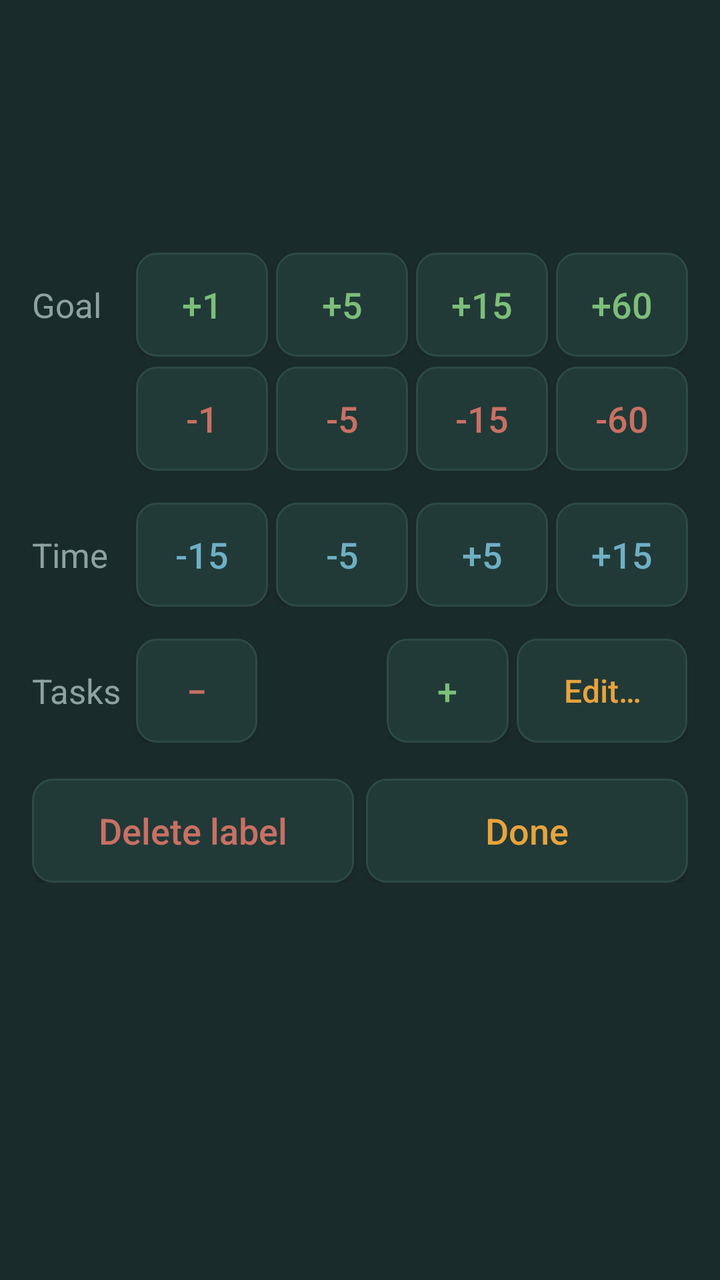
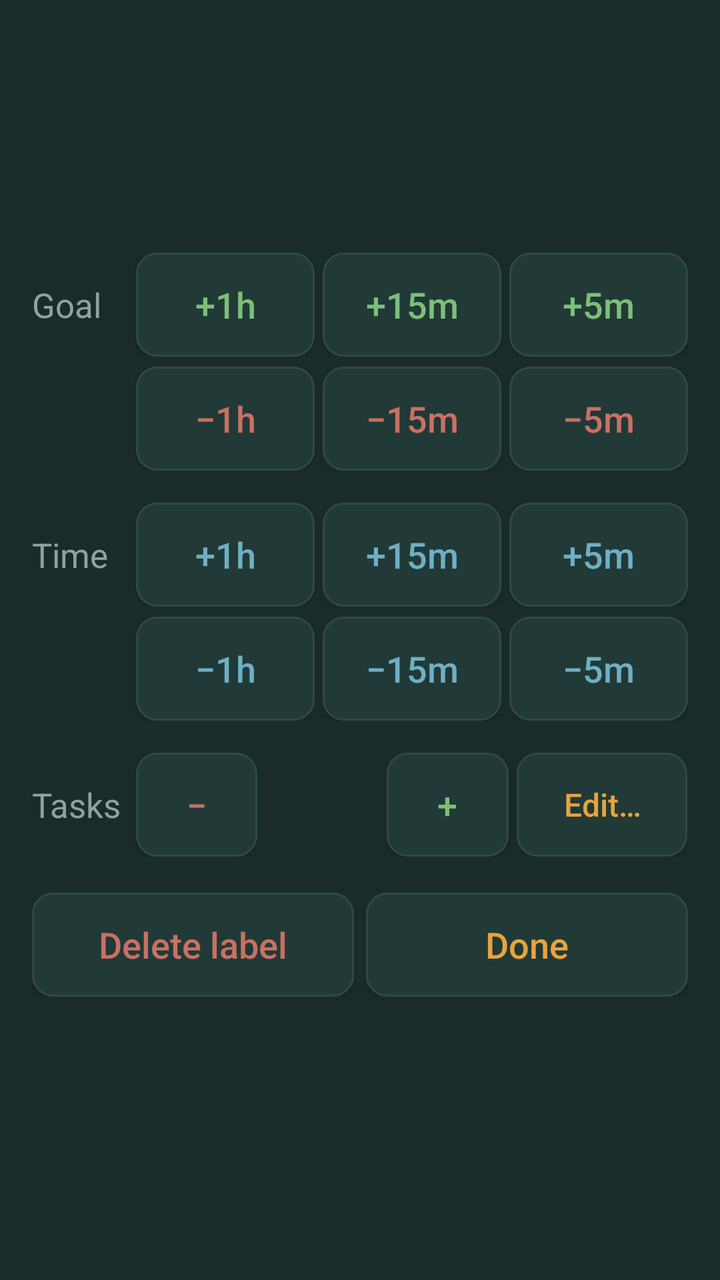

Two renders of the same Android screen: before a commit and after it. Below are the layout's source before the change and the commit's diff.
<!-- AndroidManifest.xml: application theme Theme.FocusLedger -->
<!-- res/layout/dialog_label_edit.xml -->
<?xml version="1.0" encoding="utf-8"?>
<LinearLayout xmlns:android="http://schemas.android.com/apk/res/android"
    android:layout_width="match_parent"
    android:layout_height="wrap_content"
    android:orientation="vertical"
    android:background="#1A2C2A"
    android:padding="16dp">

    <TextView
        android:id="@+id/editHeading"
        android:layout_width="match_parent"
        android:layout_height="wrap_content"
        android:textColor="#8FA39E"
        android:textSize="14sp"
        android:layout_marginBottom="8dp" />

    
    <LinearLayout
        android:layout_width="match_parent"
        android:layout_height="wrap_content"
        android:orientation="horizontal"
        android:gravity="center_vertical"
        android:padding="12dp"
        android:background="@drawable/bg_row_track">

        <TextView
            android:id="@+id/editName"
            android:layout_width="0dp"
            android:layout_weight="1"
            android:layout_height="wrap_content"
            android:textColor="#E8A33D"
            android:textSize="18sp"
            android:textStyle="bold"
            android:maxLines="2"
            android:ellipsize="end"
            android:layout_marginEnd="10dp" />

        <LinearLayout
            android:layout_width="wrap_content"
            android:layout_height="wrap_content"
            android:orientation="vertical">

            <TextView
                android:id="@+id/editGoal"
                android:layout_width="wrap_content"
                android:layout_height="wrap_content"
                android:textColor="#E8A33D"
                android:fontFamily="monospace"
                android:textSize="16sp" />

            <TextView
                android:id="@+id/editToday"
                android:layout_width="wrap_content"
                android:layout_height="wrap_content"
                android:layout_marginTop="2dp"
                android:textColor="#A9BDB8"
                android:fontFamily="monospace"
                android:textSize="16sp" />
        </LinearLayout>
    </LinearLayout>

    
    <LinearLayout
        android:layout_width="match_parent" android:layout_height="wrap_content"
        android:orientation="horizontal" android:gravity="center_vertical"
        android:layout_marginTop="14dp">
        <TextView
            android:layout_width="52dp" android:layout_height="wrap_content"
            android:text="Goal" android:textColor="#8FA39E" android:textSize="17sp" />
        <Button android:id="@+id/eG1" android:layout_width="0dp" android:layout_weight="1"
            android:layout_height="52dp" android:layout_marginEnd="4dp" android:text="+1"
            android:textAllCaps="false" android:textColor="#7DBE7A" android:textSize="18sp"
            android:padding="0dp" android:background="@drawable/bg_button_small" />
        <Button android:id="@+id/eG5" android:layout_width="0dp" android:layout_weight="1"
            android:layout_height="52dp" android:layout_marginEnd="4dp" android:text="+5"
            android:textAllCaps="false" android:textColor="#7DBE7A" android:textSize="18sp"
            android:padding="0dp" android:background="@drawable/bg_button_small" />
        <Button android:id="@+id/eG15" android:layout_width="0dp" android:layout_weight="1"
            android:layout_height="52dp" android:layout_marginEnd="4dp" android:text="+15"
            android:textAllCaps="false" android:textColor="#7DBE7A" android:textSize="18sp"
            android:padding="0dp" android:background="@drawable/bg_button_small" />
        <Button android:id="@+id/eG60" android:layout_width="0dp" android:layout_weight="1"
            android:layout_height="52dp" android:text="+60"
            android:textAllCaps="false" android:textColor="#7DBE7A" android:textSize="18sp"
            android:padding="0dp" android:background="@drawable/bg_button_small" />
    </LinearLayout>

    <LinearLayout
        android:layout_width="match_parent" android:layout_height="wrap_content"
        android:orientation="horizontal" android:gravity="center_vertical"
        android:layout_marginTop="5dp">
        <TextView
            android:layout_width="52dp" android:layout_height="wrap_content"
            android:text="" android:textSize="17sp" />
        <Button android:id="@+id/eGm1" android:layout_width="0dp" android:layout_weight="1"
            android:layout_height="52dp" android:layout_marginEnd="4dp" android:text="-1"
            android:textAllCaps="false" android:textColor="#C97064" android:textSize="18sp"
            android:padding="0dp" android:background="@drawable/bg_button_small" />
        <Button android:id="@+id/eGm5" android:layout_width="0dp" android:layout_weight="1"
            android:layout_height="52dp" android:layout_marginEnd="4dp" android:text="-5"
            android:textAllCaps="false" android:textColor="#C97064" android:textSize="18sp"
            android:padding="0dp" android:background="@drawable/bg_button_small" />
        <Button android:id="@+id/eGm15" android:layout_width="0dp" android:layout_weight="1"
            android:layout_height="52dp" android:layout_marginEnd="4dp" android:text="-15"
            android:textAllCaps="false" android:textColor="#C97064" android:textSize="18sp"
            android:padding="0dp" android:background="@drawable/bg_button_small" />
        <Button android:id="@+id/eGm60" android:layout_width="0dp" android:layout_weight="1"
            android:layout_height="52dp" android:text="-60"
            android:textAllCaps="false" android:textColor="#C97064" android:textSize="18sp"
            android:padding="0dp" android:background="@drawable/bg_button_small" />
    </LinearLayout>

    
    <LinearLayout
        android:layout_width="match_parent" android:layout_height="wrap_content"
        android:orientation="horizontal" android:gravity="center_vertical"
        android:layout_marginTop="16dp">
        <TextView
            android:layout_width="52dp" android:layout_height="wrap_content"
            android:text="Time" android:textColor="#8FA39E" android:textSize="17sp" />
        <Button android:id="@+id/eTm15" android:layout_width="0dp" android:layout_weight="1"
            android:layout_height="52dp" android:layout_marginEnd="4dp" android:text="-15"
            android:textAllCaps="false" android:textColor="#6FAFC4" android:textSize="18sp"
            android:padding="0dp" android:background="@drawable/bg_button_small" />
        <Button android:id="@+id/eTm5" android:layout_width="0dp" android:layout_weight="1"
            android:layout_height="52dp" android:layout_marginEnd="4dp" android:text="-5"
            android:textAllCaps="false" android:textColor="#6FAFC4" android:textSize="18sp"
            android:padding="0dp" android:background="@drawable/bg_button_small" />
        <Button android:id="@+id/eT5" android:layout_width="0dp" android:layout_weight="1"
            android:layout_height="52dp" android:layout_marginEnd="4dp" android:text="+5"
            android:textAllCaps="false" android:textColor="#6FAFC4" android:textSize="18sp"
            android:padding="0dp" android:background="@drawable/bg_button_small" />
        <Button android:id="@+id/eT15" android:layout_width="0dp" android:layout_weight="1"
            android:layout_height="52dp" android:text="+15"
            android:textAllCaps="false" android:textColor="#6FAFC4" android:textSize="18sp"
            android:padding="0dp" android:background="@drawable/bg_button_small" />
    </LinearLayout>

    
    <LinearLayout
        android:layout_width="match_parent" android:layout_height="wrap_content"
        android:orientation="horizontal" android:gravity="center_vertical"
        android:layout_marginTop="16dp">
        <TextView
            android:layout_width="52dp" android:layout_height="wrap_content"
            android:text="Tasks" android:textColor="#8FA39E" android:textSize="17sp" />
        <Button android:id="@+id/eTaskMinus" android:layout_width="0dp"
            android:layout_weight="1" android:layout_height="52dp"
            android:layout_marginEnd="4dp" android:text="\u2212"
            android:textAllCaps="false" android:textColor="#C97064" android:textSize="18sp"
            android:padding="0dp" android:background="@drawable/bg_button_small" />
        <TextView
            android:id="@+id/eTaskCount"
            android:layout_width="0dp" android:layout_weight="1"
            android:layout_height="wrap_content"
            android:gravity="center"
            android:textColor="#F1EDE3" android:fontFamily="monospace"
            android:textSize="20sp" />
        <Button android:id="@+id/eTaskPlus" android:layout_width="0dp"
            android:layout_weight="1" android:layout_height="52dp"
            android:layout_marginEnd="4dp" android:text="+"
            android:textAllCaps="false" android:textColor="#7DBE7A" android:textSize="18sp"
            android:padding="0dp" android:background="@drawable/bg_button_small" />
        <Button android:id="@+id/eTaskEdit" android:layout_width="0dp"
            android:layout_weight="1.4" android:layout_height="52dp"
            android:text="Edit\u2026"
            android:textAllCaps="false" android:textColor="#E8A33D" android:textSize="16sp"
            android:padding="0dp" android:background="@drawable/bg_button_small" />
    </LinearLayout>

    
    <LinearLayout
        android:layout_width="match_parent" android:layout_height="wrap_content"
        android:orientation="horizontal"
        android:layout_marginTop="18dp">
        <Button
            android:id="@+id/eDelete"
            android:layout_width="0dp"
            android:layout_weight="1"
            android:layout_height="52dp"
            android:layout_marginEnd="6dp"
            android:text="Delete label"
            android:textAllCaps="false"
            android:textColor="#C97064"
            android:textSize="18sp"
            android:padding="0dp"
            android:background="@drawable/bg_button_small" />
        <Button
            android:id="@+id/eDone"
            android:layout_width="0dp"
            android:layout_weight="1"
            android:layout_height="52dp"
            android:text="Done"
            android:textAllCaps="false"
            android:textColor="#E8A33D"
            android:textSize="18sp"
            android:padding="0dp"
            android:background="@drawable/bg_button_small" />
    </LinearLayout>

</LinearLayout>
<!-- resources referenced by this layout -->
<resources>
  <!-- drawable bg_button_small (drawable) -->
  <?xml version="1.0" encoding="utf-8"?>
  <shape xmlns:android="http://schemas.android.com/apk/res/android" android:shape="rectangle">
      <solid android:color="#213A37" />
      <corners android:radius="10dp" />
      <stroke android:width="1dp" android:color="#2E4A46" />
  </shape>
  <!-- drawable bg_row_track (drawable) -->
  <?xml version="1.0" encoding="utf-8"?>
  <shape xmlns:android="http://schemas.android.com/apk/res/android" android:shape="rectangle">
      <solid android:color="#1A2C2A" />
      <corners android:radius="12dp" />
  </shape>
  <style name="Theme.FocusLedger" parent="Theme.AppCompat.DayNight.NoActionBar">
          <item name="colorPrimary">#E8A33D</item>
          <item name="colorPrimaryDark">#12201F</item>
          <item name="colorAccent">#6FAFC4</item>
          <item name="android:windowBackground">#12201F</item>
      </style>
</resources>

<!-- the commit's change to res/layout/dialog_label_edit.xml (unified diff, before → after) -->
@@ -67,50 +67,40 @@
         <TextView
             android:layout_width="52dp" android:layout_height="wrap_content"
             android:text="Goal" android:textColor="#8FA39E" android:textSize="17sp" />
-        <Button android:id="@+id/eG1" android:layout_width="0dp" android:layout_weight="1"
-            android:layout_height="52dp" android:layout_marginEnd="4dp" android:text="+1"
-            android:textAllCaps="false" android:textColor="#7DBE7A" android:textSize="18sp"
-            android:padding="0dp" android:background="@drawable/bg_button_small" />
-        <Button android:id="@+id/eG5" android:layout_width="0dp" android:layout_weight="1"
-            android:layout_height="52dp" android:layout_marginEnd="4dp" android:text="+5"
-            android:textAllCaps="false" android:textColor="#7DBE7A" android:textSize="18sp"
-            android:padding="0dp" android:background="@drawable/bg_button_small" />
-        <Button android:id="@+id/eG15" android:layout_width="0dp" android:layout_weight="1"
-            android:layout_height="52dp" android:layout_marginEnd="4dp" android:text="+15"
-            android:textAllCaps="false" android:textColor="#7DBE7A" android:textSize="18sp"
-            android:padding="0dp" android:background="@drawable/bg_button_small" />
-        <Button android:id="@+id/eG60" android:layout_width="0dp" android:layout_weight="1"
-            android:layout_height="52dp" android:text="+60"
-            android:textAllCaps="false" android:textColor="#7DBE7A" android:textSize="18sp"
-            android:padding="0dp" android:background="@drawable/bg_button_small" />
-    </LinearLayout>
-
+        <Button android:id="@+id/eGp60" android:layout_width="0dp" android:layout_weight="1"
+            android:layout_height="52dp" android:layout_marginEnd="4dp" android:text="+1h"
+            android:textAllCaps="false" android:textColor="#7DBE7A" android:textSize="18sp"
+            android:padding="0dp" android:background="@drawable/bg_button_small" />
+        <Button android:id="@+id/eGp15" android:layout_width="0dp" android:layout_weight="1"
+            android:layout_height="52dp" android:layout_marginEnd="4dp" android:text="+15m"
+            android:textAllCaps="false" android:textColor="#7DBE7A" android:textSize="18sp"
+            android:padding="0dp" android:background="@drawable/bg_button_small" />
+        <Button android:id="@+id/eGp5" android:layout_width="0dp" android:layout_weight="1"
+            android:layout_height="52dp" android:text="+5m"
+            android:textAllCaps="false" android:textColor="#7DBE7A" android:textSize="18sp"
+            android:padding="0dp" android:background="@drawable/bg_button_small" />
+    </LinearLayout>
     <LinearLayout
         android:layout_width="match_parent" android:layout_height="wrap_content"
         android:orientation="horizontal" android:gravity="center_vertical"
         android:layout_marginTop="5dp">
         <TextView
             android:layout_width="52dp" android:layout_height="wrap_content"
-            android:text="" android:textSize="17sp" />
-        <Button android:id="@+id/eGm1" android:layout_width="0dp" android:layout_weight="1"
-            android:layout_height="52dp" android:layout_marginEnd="4dp" android:text="-1"
+            android:text="" android:textColor="#8FA39E" android:textSize="17sp" />
+        <Button android:id="@+id/eGm60" android:layout_width="0dp" android:layout_weight="1"
+            android:layout_height="52dp" android:layout_marginEnd="4dp" android:text="\u22121h"
+            android:textAllCaps="false" android:textColor="#C97064" android:textSize="18sp"
+            android:padding="0dp" android:background="@drawable/bg_button_small" />
+        <Button android:id="@+id/eGm15" android:layout_width="0dp" android:layout_weight="1"
+            android:layout_height="52dp" android:layout_marginEnd="4dp" android:text="\u221215m"
             android:textAllCaps="false" android:textColor="#C97064" android:textSize="18sp"
             android:padding="0dp" android:background="@drawable/bg_button_small" />
         <Button android:id="@+id/eGm5" android:layout_width="0dp" android:layout_weight="1"
-            android:layout_height="52dp" android:layout_marginEnd="4dp" android:text="-5"
-            android:textAllCaps="false" android:textColor="#C97064" android:textSize="18sp"
-            android:padding="0dp" android:background="@drawable/bg_button_small" />
-        <Button android:id="@+id/eGm15" android:layout_width="0dp" android:layout_weight="1"
-            android:layout_height="52dp" android:layout_marginEnd="4dp" android:text="-15"
-            android:textAllCaps="false" android:textColor="#C97064" android:textSize="18sp"
-            android:padding="0dp" android:background="@drawable/bg_button_small" />
-        <Button android:id="@+id/eGm60" android:layout_width="0dp" android:layout_weight="1"
-            android:layout_height="52dp" android:text="-60"
-            android:textAllCaps="false" android:textColor="#C97064" android:textSize="18sp"
-            android:padding="0dp" android:background="@drawable/bg_button_small" />
-    </LinearLayout>
-
-    
+            android:layout_height="52dp" android:text="\u22125m"
+            android:textAllCaps="false" android:textColor="#C97064" android:textSize="18sp"
+            android:padding="0dp" android:background="@drawable/bg_button_small" />
+    </LinearLayout>
+
     <LinearLayout
         android:layout_width="match_parent" android:layout_height="wrap_content"
         android:orientation="horizontal" android:gravity="center_vertical"
@@ -118,20 +108,36 @@
         <TextView
             android:layout_width="52dp" android:layout_height="wrap_content"
             android:text="Time" android:textColor="#8FA39E" android:textSize="17sp" />
+        <Button android:id="@+id/eTp60" android:layout_width="0dp" android:layout_weight="1"
+            android:layout_height="52dp" android:layout_marginEnd="4dp" android:text="+1h"
+            android:textAllCaps="false" android:textColor="#6FAFC4" android:textSize="18sp"
+            android:padding="0dp" android:background="@drawable/bg_button_small" />
+        <Button android:id="@+id/eTp15" android:layout_width="0dp" android:layout_weight="1"
+            android:layout_height="52dp" android:layout_marginEnd="4dp" android:text="+15m"
+            android:textAllCaps="false" android:textColor="#6FAFC4" android:textSize="18sp"
+            android:padding="0dp" android:background="@drawable/bg_button_small" />
+        <Button android:id="@+id/eTp5" android:layout_width="0dp" android:layout_weight="1"
+            android:layout_height="52dp" android:text="+5m"
+            android:textAllCaps="false" android:textColor="#6FAFC4" android:textSize="18sp"
+            android:padding="0dp" android:background="@drawable/bg_button_small" />
+    </LinearLayout>
+    <LinearLayout
+        android:layout_width="match_parent" android:layout_height="wrap_content"
+        android:orientation="horizontal" android:gravity="center_vertical"
+        android:layout_marginTop="5dp">
+        <TextView
+            android:layout_width="52dp" android:layout_height="wrap_content"
+            android:text="" android:textColor="#8FA39E" android:textSize="17sp" />
+        <Button android:id="@+id/eTm60" android:layout_width="0dp" android:layout_weight="1"
+            android:layout_height="52dp" android:layout_marginEnd="4dp" android:text="\u22121h"
+            android:textAllCaps="false" android:textColor="#6FAFC4" android:textSize="18sp"
+            android:padding="0dp" android:background="@drawable/bg_button_small" />
         <Button android:id="@+id/eTm15" android:layout_width="0dp" android:layout_weight="1"
-            android:layout_height="52dp" android:layout_marginEnd="4dp" android:text="-15"
+            android:layout_height="52dp" android:layout_marginEnd="4dp" android:text="\u221215m"
             android:textAllCaps="false" android:textColor="#6FAFC4" android:textSize="18sp"
             android:padding="0dp" android:background="@drawable/bg_button_small" />
         <Button android:id="@+id/eTm5" android:layout_width="0dp" android:layout_weight="1"
-            android:layout_height="52dp" android:layout_marginEnd="4dp" android:text="-5"
-            android:textAllCaps="false" android:textColor="#6FAFC4" android:textSize="18sp"
-            android:padding="0dp" android:background="@drawable/bg_button_small" />
-        <Button android:id="@+id/eT5" android:layout_width="0dp" android:layout_weight="1"
-            android:layout_height="52dp" android:layout_marginEnd="4dp" android:text="+5"
-            android:textAllCaps="false" android:textColor="#6FAFC4" android:textSize="18sp"
-            android:padding="0dp" android:background="@drawable/bg_button_small" />
-        <Button android:id="@+id/eT15" android:layout_width="0dp" android:layout_weight="1"
-            android:layout_height="52dp" android:text="+15"
+            android:layout_height="52dp" android:text="\u22125m"
             android:textAllCaps="false" android:textColor="#6FAFC4" android:textSize="18sp"
             android:padding="0dp" android:background="@drawable/bg_button_small" />
     </LinearLayout>
